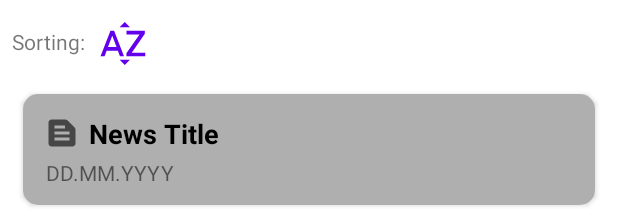
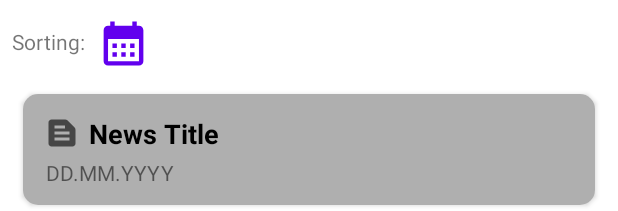
Before and after one commit to eldegen/NewsApp38m4, an Android app: the layout fragment_home.xml on its own in the app's theme, with its tools: preview values and no code run, on a phone screen of 412 x 824 dp. Shown: the top 211 px of the screen. Run offline under Robolectric (Android 15) with nearby library versions, the phone set to English and light mode, and no system bars.

Commit message:
I started doing a sorting system for articles. Buttons are done

```diff
--- a/app/src/main/res/layout/fragment_home.xml
+++ b/app/src/main/res/layout/fragment_home.xml
@@ -20,9 +20,10 @@
             android:layout_height="wrap_content"/>
 
         <Button
+            android:id="@+id/btn_sorting"
             app:layout_constraintTop_toTopOf="parent"
             app:layout_constraintStart_toStartOf="parent"
-            android:background="@drawable/ic_sorting_alpha"
+            android:background="@drawable/ic_sorting_date"
             android:layout_marginHorizontal="8dp"
             android:layout_marginTop="3dp"
             android:layout_width="35dp"
```
Also changed, not shown: app/src/main/java/com/example/newsapp38m4/ui/home/HomeFragment.java (+27 -0 lines).
